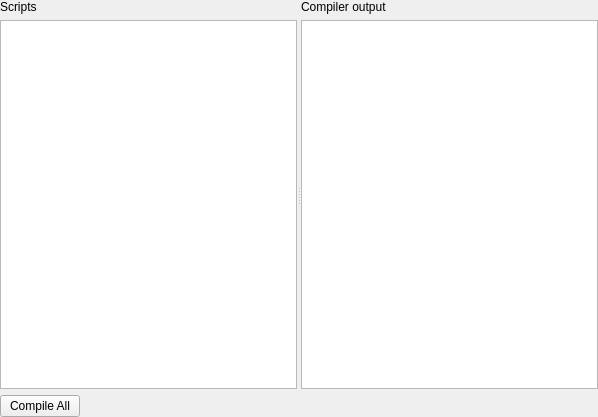
The window that qteditor/QtEditor/scripts/scriptcompilerwidget.ui (nem0/LumixEngine) describes before a commit, drawn with Qt 5.
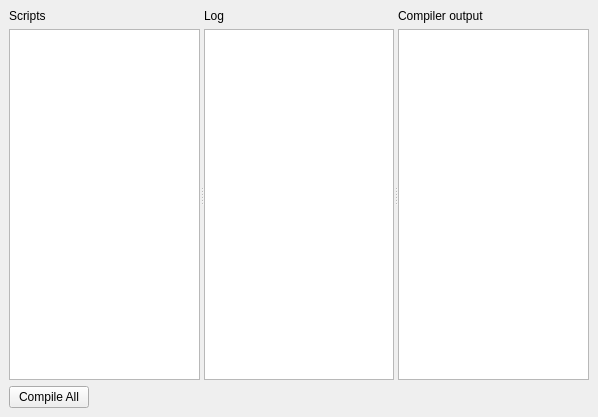
The same window after the commit.

Diff of the .ui file:
```diff
--- a/qteditor/QtEditor/scripts/scriptcompilerwidget.ui
+++ b/qteditor/QtEditor/scripts/scriptcompilerwidget.ui
@@ -15,26 +15,8 @@
   </property>
   <widget class="QWidget" name="dockWidgetContents">
    <layout class="QVBoxLayout" name="verticalLayout_2">
-    <property name="leftMargin">
-     <number>0</number>
-    </property>
-    <property name="topMargin">
-     <number>0</number>
-    </property>
-    <property name="rightMargin">
-     <number>0</number>
-    </property>
-    <property name="bottomMargin">
-     <number>0</number>
-    </property>
     <item>
      <widget class="QSplitter" name="splitter">
-      <property name="sizePolicy">
-       <sizepolicy hsizetype="Expanding" vsizetype="Expanding">
-        <horstretch>0</horstretch>
-        <verstretch>0</verstretch>
-       </sizepolicy>
-      </property>
       <property name="orientation">
        <enum>Qt::Horizontal</enum>
       </property>
@@ -64,6 +46,32 @@
         </item>
        </layout>
       </widget>
+      <widget class="QWidget" name="widget_2" native="true">
+       <layout class="QVBoxLayout" name="verticalLayout_4">
+        <property name="leftMargin">
+         <number>0</number>
+        </property>
+        <property name="topMargin">
+         <number>0</number>
+        </property>
+        <property name="rightMargin">
+         <number>0</number>
+        </property>
+        <property name="bottomMargin">
+         <number>0</number>
+        </property>
+        <item>
+         <widget class="QLabel" name="label_2">
+          <property name="text">
+           <string>Log</string>
+          </property>
+         </widget>
+        </item>
+        <item>
+         <widget class="QListWidget" name="logView"/>
+        </item>
+       </layout>
+      </widget>
       <widget class="QWidget" name="widget_3" native="true">
        <layout class="QVBoxLayout" name="verticalLayout_3">
         <property name="spacing">
@@ -97,6 +105,12 @@
     </item>
     <item>
      <widget class="QWidget" name="widget_4" native="true">
+      <property name="sizePolicy">
+       <sizepolicy hsizetype="Preferred" vsizetype="Maximum">
+        <horstretch>0</horstretch>
+        <verstretch>0</verstretch>
+       </sizepolicy>
+      </property>
       <layout class="QHBoxLayout" name="horizontalLayout">
        <property name="leftMargin">
         <number>0</number>
```
